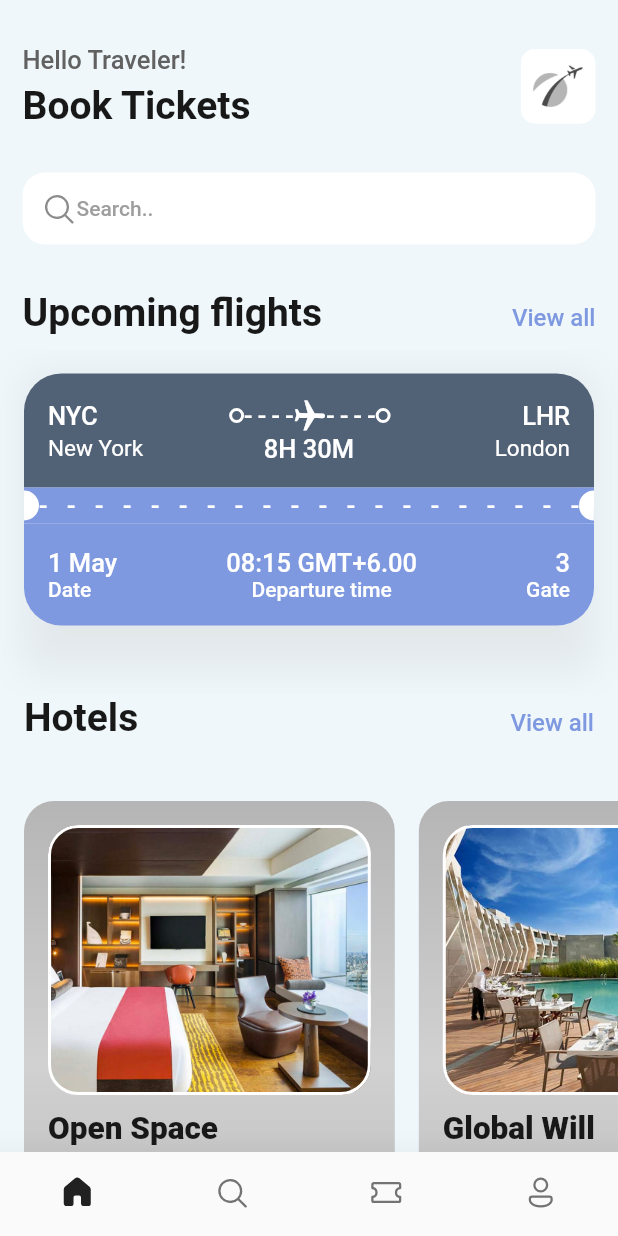
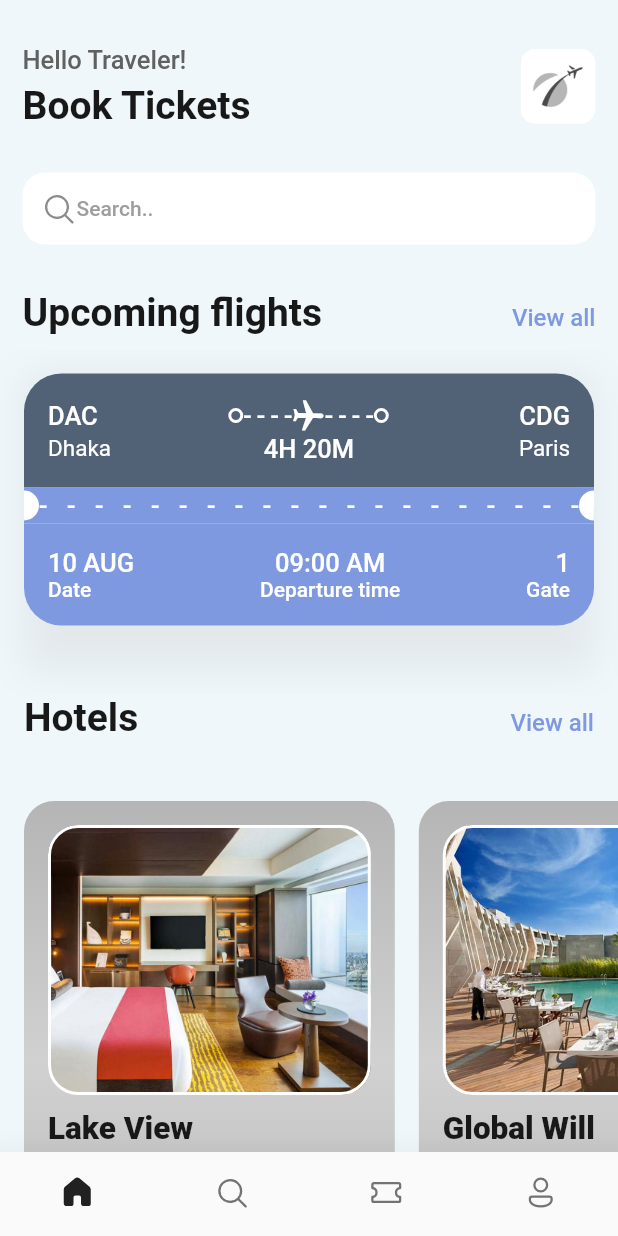
Before and after one commit to xX0ZAK0Xx/Traver, a Flutter app: the screen it shows after launch, on a phone screen of 412 x 824 dp. Run offline on Flutter 3.47's test engine with Material 2 defaults, Android fonts, the phone set to English and light mode, and no system bars; our stand-ins replace fluentui_icons.

Commit message:
Tickets from List

```diff
--- a/lib/screens/home_screen.dart
+++ b/lib/screens/home_screen.dart
@@ -77,10 +77,7 @@ class HomeScreen extends StatelessWidget {
             SingleChildScrollView(
               scrollDirection: Axis.horizontal,
               child: Row(
-                children: [
-                  TicketView(),
-                  TicketView(),
-                ],
+                children: ticketList.map((ticket) => TicketView(ticket: ticket)).toList(),
               )
             ),
 
--- a/lib/screens/hotel_screen.dart
+++ b/lib/screens/hotel_screen.dart
@@ -37,7 +37,7 @@ class HotelScreen extends StatelessWidget {
           Text(hotel['place'], style: Styles.headLineStyle2.copyWith(fontWeight: FontWeight.w900)),
           SizedBox(height: 10,),
           Text(hotel['destination'], style: Styles.headLineStyle3.copyWith(fontWeight: FontWeight.w900)),
-          SizedBox(height: 10,),
+          SizedBox(height: 20,),
           Text("\$${hotel['price'].toString()}/night", style: Styles.headLineStyle1.copyWith(color: Colors.white, fontWeight: FontWeight.w900)),
           SizedBox(height: 10,),
         ],
--- a/lib/screens/ticket_view.dart
+++ b/lib/screens/ticket_view.dart
@@ -3,7 +3,8 @@ import 'package:traver/utils/app_layout.dart';
 import 'package:traver/utils/app_styles.dart';
 
 class TicketView extends StatelessWidget {
-  const TicketView({super.key});
+  final Map<String, dynamic> ticket;
+  const TicketView({super.key, required this.ticket});
 
   @override
   Widget build(BuildContext context) {
@@ -34,7 +35,7 @@ class TicketView extends StatelessWidget {
                 children: [
                   Row(
                     children: [
-                      Text("NYC", style: Styles.tcheadLineStyle3,),
+                      Text(ticket['from']['code'], style: Styles.tcheadLineStyle3,),
                       Spacer(),
                       Circle(),
                       Expanded(
@@ -51,7 +52,7 @@ class TicketView extends StatelessWidget {
                       ),
                       Circle(),
                       Spacer(),
-                      Text("LHR", style: Styles.tcheadLineStyle3,),
+                      Text(ticket['to']['code'], style: Styles.tcheadLineStyle3,),
                     ],
                   ),
                   Row(
@@ -59,12 +60,12 @@ class TicketView extends StatelessWidget {
                     children: [
                       SizedBox(
                         width: 100,
-                        child: Text("New York", style: Styles.tcheadLineStyle3.copyWith(fontSize: 15, fontWeight: FontWeight.w400)),
+                        child: Text(ticket['from']['name'], style: Styles.tcheadLineStyle3.copyWith(fontSize: 15, fontWeight: FontWeight.w400)),
                       ),
-                      Text("8H 30M", style: Styles.tcheadLineStyle3),
+                      Text(ticket['flying_time'], style: Styles.tcheadLineStyle3),
                       SizedBox(
                         width: 100,
-                        child: Text("London",textAlign: TextAlign.end, style: Styles.tcheadLineStyle3.copyWith(fontSize: 15, fontWeight: FontWeight.w400)),
+                        child: Text(ticket['to']['name'],textAlign: TextAlign.end, style: Styles.tcheadLineStyle3.copyWith(fontSize: 15, fontWeight: FontWeight.w400)),
                       ),
                     ],
                   )
@@ -96,21 +97,21 @@ class TicketView extends StatelessWidget {
                       Column(
                         crossAxisAlignment: CrossAxisAlignment.start,
                         children: [
-                          Text("1 May", style: Styles.tcheadLineStyle3,),
+                          Text(ticket['date'], style: Styles.tcheadLineStyle3,),
                           Text("Date", style: Styles.headLineStyle4.copyWith(color: Colors.white,)),
                         ],
                       ),
                       Column(
                         crossAxisAlignment: CrossAxisAlignment.center,
                         children: [
-                          Text("08:15 GMT+6.00", style: Styles.tcheadLineStyle3,),
+                          Text(ticket['departure_time'], style: Styles.tcheadLineStyle3,),
                           Text("Departure time", style: Styles.headLineStyle4.copyWith(color: Colors.white,)),
                         ],
                       ),
                       Column(
                         crossAxisAlignment: CrossAxisAlignment.end,
                         children: [
-                          Text("3", style: Styles.tcheadLineStyle3,),
+                          Text(ticket['number'].toString(), style: Styles.tcheadLineStyle3,),
                           Text("Gate", style: Styles.headLineStyle4.copyWith(color: Colors.white,)),
                         ],
                       ),
--- a/lib/utils/app_info_list.dart
+++ b/lib/utils/app_info_list.dart
@@ -1,9 +1,9 @@
 List<Map<String, dynamic>> hotelList = [
   {
     'image': 'one.png',
-    'place': 'Open Space',
-    'destination': 'London',
-    'price': 25
+    'place': 'Lake View',
+    'destination': 'Paris',
+    'price': 30
   },
   {
     'image': 'two.png',
@@ -18,3 +18,34 @@ List<Map<String, dynamic>> hotelList = [
     'price': 68
   },
 ];
+
+List<Map<String, dynamic>> ticketList = [
+  {
+    'from': {
+      'code':"DAC",
+      'name':"Dhaka"
+    },
+    'to': {
+      'code':"CDG",
+      'name':"Paris"
+    },
+    'flying_time': '4H 20M',
+    'date': "10 AUG",
+    'departure_time':"09:00 AM",
+    "number": 1
+  },
+  {
+    'from': {
+      'code':"JFK",
+      'name':"New-York"
+    },
+    'to': {
+      'code':"LHR",
+      'name':"London"
+    },
+    'flying_time': '8H 30M',
+    'date': "1 AUG",
+    'departure_time':"08:00 AM",
+    "number": 3
+  },
+];
```
